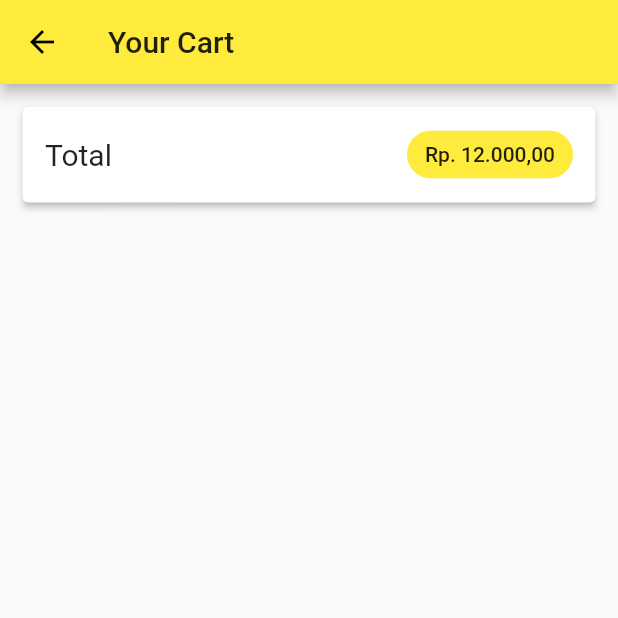
After one commit to room2468/14-final-project-sepurane-3, a Flutter app: the Cart screen opened directly, on a phone screen of 412 x 824 dp, the top half of it. The commit adds this screen. Run offline on Flutter 3.47's test engine with Material 2 defaults, Android fonts, the light colour scheme and no system bars; our stand-ins replace cloud_firestore, firebase_auth, firebase_core, google_sign_in; accounts and stored records are empty.

Commit message:
memindahkan cart ke appbar

```diff
--- /dev/null
+++ b/lib/screens/CartScreen.dart
@@ -0,0 +1,43 @@
+import 'package:flutter/material.dart';
+
+class Cart extends StatefulWidget {
+  @override
+  _CartState createState() => _CartState();
+}
+
+class _CartState extends State<Cart> {
+  @override
+  Widget build(BuildContext context) {
+    return Scaffold(
+        appBar: AppBar(
+          title: Text('Your Cart'),
+        ),
+        body: Column(
+          children: <Widget>[
+            Card(
+              margin: EdgeInsets.all(15),
+              elevation: 2,
+              child: Padding(
+                padding: EdgeInsets.symmetric(horizontal: 15, vertical: 8),
+                child: Row(
+                  mainAxisAlignment: MainAxisAlignment.spaceBetween,
+                  children: <Widget>[
+                    Text("Total", style: TextStyle(fontSize: 20),),
+                    Spacer(),
+                    Chip(
+                      label: Text(
+                        'Rp. 12.000,00',
+                        style: TextStyle(color: Theme.of(context).primaryTextTheme.headline6.color),
+                      ),
+                      backgroundColor: Theme.of(context).primaryColor,
+                    ),
+                  ],
+                ),
+              ),
+            ),
+            SizedBox(height: 10,),
+          ],
+        )
+    );
+  }
+}
--- a/lib/screens/MenuScreen.dart
+++ b/lib/screens/MenuScreen.dart
@@ -31,7 +31,7 @@ class MenuScreen extends StatelessWidget {
                       borderRadius: BorderRadius.circular(5),
                       image: DecorationImage(
                           image: new NetworkImage(
-                              documentSnapshot['img'],),
+                              documentSnapshot['name'],),
                           fit: BoxFit.fill)),
                   child: Container(
                     child: ListView(
@@ -60,6 +60,7 @@ class MenuScreen extends StatelessWidget {
                               Icons.add,
                               color: Colors.white,
                             ),
+                            alignment: Alignment.bottomRight,
                             onPressed: () {},
                           ),
                         ),
```
Also changed, not shown: lib/screens/HomePage.dart (+11 -19 lines), pubspec.yaml (+4 -4 lines), pubspec.lock, 2 other files.
